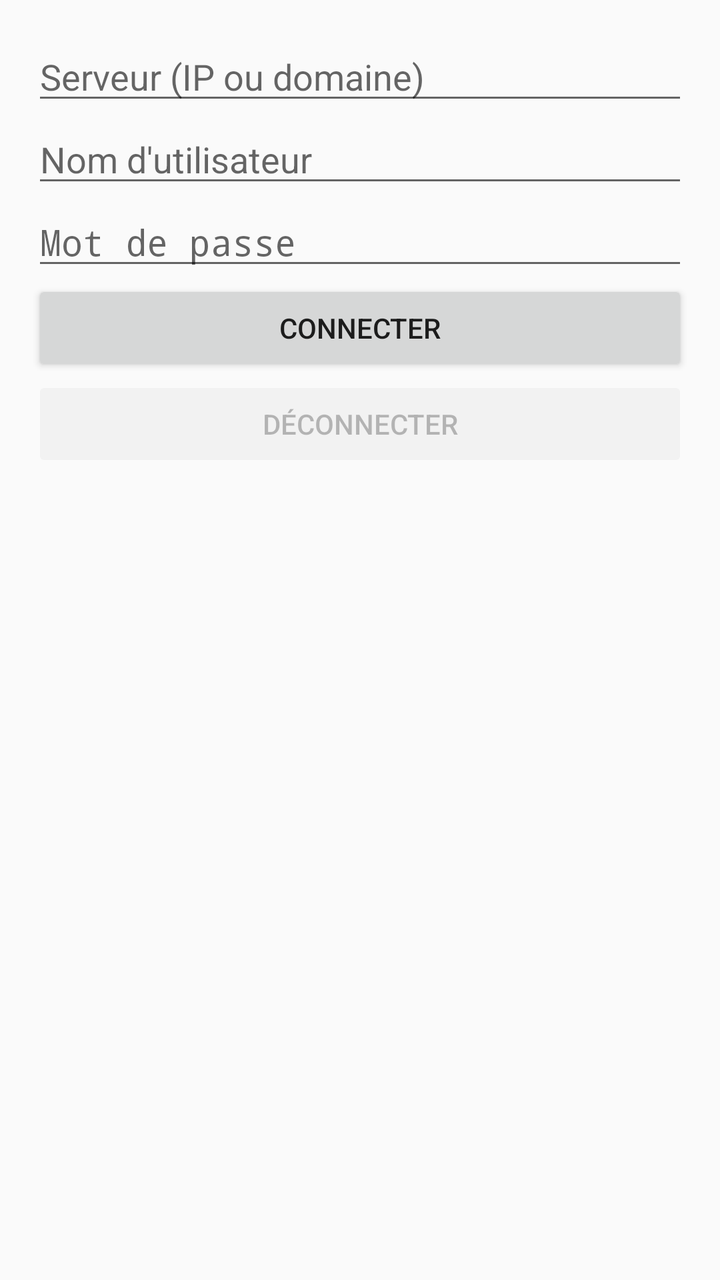
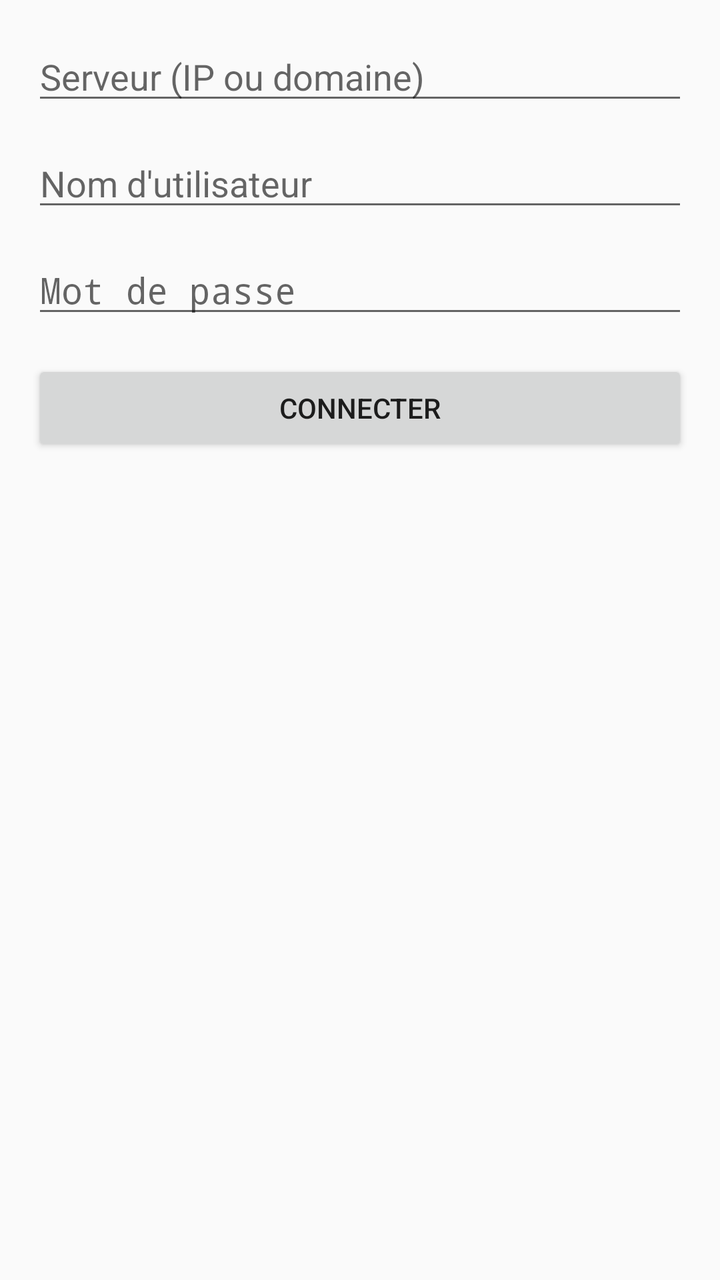

Before-and-after screenshots of an Android layout around one commit, followed by the original layout XML and the change that was made.
<!-- AndroidManifest.xml: application theme android:Theme.Material.Light.DarkActionBar -->
<!-- res/layout/activity_main.xml -->
<?xml version="1.0" encoding="utf-8"?>
<LinearLayout xmlns:android="http://schemas.android.com/apk/res/android"
    android:layout_width="match_parent"
    android:layout_height="match_parent"
    android:orientation="vertical"
    android:padding="16dp">

    <EditText
        android:id="@+id/server"
        android:layout_width="match_parent"
        android:layout_height="wrap_content"
        android:hint="Serveur (IP ou domaine)" />

    <EditText
        android:id="@+id/username"
        android:layout_width="match_parent"
        android:layout_height="wrap_content"
        android:hint="Nom d'utilisateur" />

    <EditText
        android:id="@+id/password"
        android:layout_width="match_parent"
        android:layout_height="wrap_content"
        android:hint="Mot de passe"
        android:inputType="textPassword" />

    <Button
        android:id="@+id/connectBtn"
        android:layout_width="match_parent"
        android:layout_height="wrap_content"
        android:text="Connecter" />

    <Button
        android:id="@+id/disconnectBtn"
        android:layout_width="match_parent"
        android:layout_height="wrap_content"
        android:text="Déconnecter"
        android:enabled="false" />
</LinearLayout>
<!-- resources referenced by this layout -->
<resources>

</resources>

<!-- the commit's change to res/layout/activity_main.xml (unified diff, before → after) -->
@@ -1,39 +1,52 @@
 <?xml version="1.0" encoding="utf-8"?>
-<LinearLayout xmlns:android="http://schemas.android.com/apk/res/android"
+<ScrollView xmlns:android="http://schemas.android.com/apk/res/android"
     android:layout_width="match_parent"
-    android:layout_height="match_parent"
-    android:orientation="vertical"
-    android:padding="16dp">
+    android:layout_height="match_parent">
 
-    <EditText
-        android:id="@+id/server"
+    <LinearLayout
         android:layout_width="match_parent"
         android:layout_height="wrap_content"
-        android:hint="Serveur (IP ou domaine)" />
+        android:orientation="vertical"
+        android:padding="16dp">
 
-    <EditText
-        android:id="@+id/username"
-        android:layout_width="match_parent"
-        android:layout_height="wrap_content"
-        android:hint="Nom d'utilisateur" />
+        <EditText
+            android:id="@+id/server"
+            android:layout_width="match_parent"
+            android:layout_height="wrap_content"
+            android:layout_marginBottom="12dp"
+            android:hint="Serveur (IP ou domaine)"
+            android:inputType="textUri"
+            android:imeOptions="actionNext"
+            android:autofillHints="none"
+            android:maxLines="1" />
 
-    <EditText
-        android:id="@+id/password"
-        android:layout_width="match_parent"
-        android:layout_height="wrap_content"
-        android:hint="Mot de passe"
-        android:inputType="textPassword" />
+        <EditText
+            android:id="@+id/username"
+            android:layout_width="match_parent"
+            android:layout_height="wrap_content"
+            android:layout_marginBottom="12dp"
+            android:hint="Nom d'utilisateur"
+            android:inputType="text"
+            android:imeOptions="actionNext"
+            android:autofillHints="username"
+            android:maxLines="1" />
 
-    <Button
-        android:id="@+id/connectBtn"
-        android:layout_width="match_parent"
-        android:layout_height="wrap_content"
-        android:text="Connecter" />
+        <EditText
+            android:id="@+id/password"
+            android:layout_width="match_parent"
+            android:layout_height="wrap_content"
+            android:layout_marginBottom="16dp"
+            android:hint="Mot de passe"
+            android:inputType="textPassword"
+            android:imeOptions="actionDone"
+            android:autofillHints="password"
+            android:maxLines="1" />
 
-    <Button
-        android:id="@+id/disconnectBtn"
-        android:layout_width="match_parent"
-        android:layout_height="wrap_content"
-        android:text="Déconnecter"
-        android:enabled="false" />
-</LinearLayout>
+        <Button
+            android:id="@+id/connectBtn"
+            android:layout_width="match_parent"
+            android:layout_height="wrap_content"
+            android:text="Connecter" />
+
+    </LinearLayout>
+</ScrollView>
